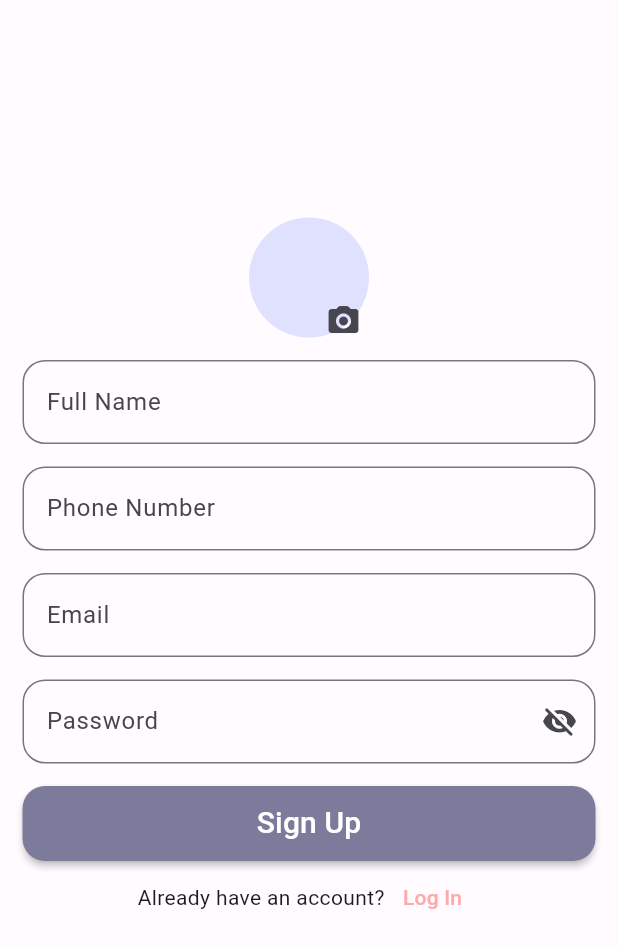
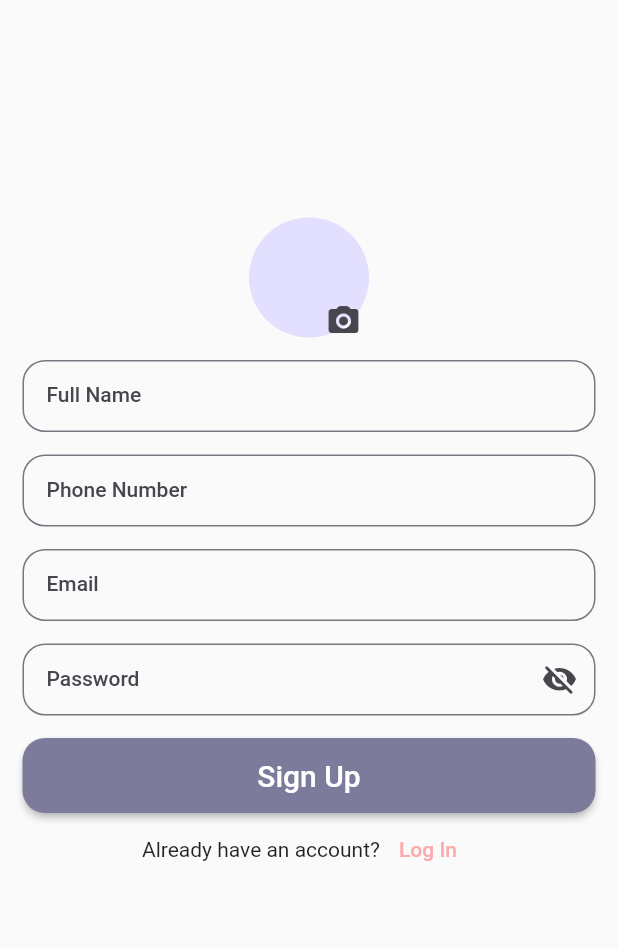
Before and after one commit to dhruvikAubergine/chat_app, a Flutter app: the screen it shows after launch, after a tap on "Log In", after a tap on "Sign Up", on a phone screen of 412 x 824 dp. Shown: the top 948 px of the screen. Run offline on Flutter 3.47's test engine with Material 2 defaults, Android fonts, the light colour scheme and no system bars; drawn by our look-alikes of badges, dynamic_color; our stand-ins replace bloc, cloud_firestore, equatable, firebase_auth, firebase_core, firebase_storage and 4 more; accounts and stored records are empty; generated files the repository leaves out were written again; statements that could not run were skipped.

Commit message:
updated app theme.

```diff
--- a/lib/utils/app_theme.dart
+++ b/lib/utils/app_theme.dart
@@ -1,85 +1,32 @@
 import 'package:flutter/material.dart';
 
 abstract class AppTheme {
-  static const lightColorScheme = ColorScheme(
-    brightness: Brightness.light,
-    primary: Color(0xff7C7B9B),
-    onPrimary: Color(0xFFFFFFFF),
-    primaryContainer: Color(0xFFE0E0FF),
-    onPrimaryContainer: Color(0xFF000569),
-    secondary: Color(0xFF5C5D72),
-    onSecondary: Color(0xFFFFFFFF),
-    secondaryContainer: Color(0xFFE1E0F9),
-    onSecondaryContainer: Color(0xFF191A2C),
-    tertiary: Color(0xFF78536B),
-    onTertiary: Color(0xFFFFFFFF),
-    tertiaryContainer: Color(0xFFFFD7EE),
-    onTertiaryContainer: Color(0xFF2E1126),
-    error: Color(0xFFBA1A1A),
-    errorContainer: Color(0xFFFFDAD6),
-    onError: Color(0xFFFFFFFF),
-    onErrorContainer: Color(0xFF410002),
-    background: Color(0xFFFFFBFF),
-    onBackground: Color(0xFF1B1B1F),
-    surface: Color(0xFFFFFBFF),
-    onSurface: Color(0xFF1B1B1F),
-    surfaceVariant: Color(0xFFE3E1EC),
-    onSurfaceVariant: Color(0xFF46464F),
-    outline: Color(0xFF777680),
-    onInverseSurface: Color(0xFFF3F0F4),
-    inverseSurface: Color(0xFF303034),
-    inversePrimary: Color(0xFFBEC2FF),
-    shadow: Color(0xFF000000),
-    surfaceTint: Color(0xFF3946EA),
-  );
-
   static ThemeData lightTheme(ColorScheme? lightColorScheme) {
-    final scheme = lightColorScheme ??
-        AppTheme.lightColorScheme.copyWith(secondary: const Color(0xffFCAAAB));
-    return ThemeData(
+    final scheme = lightColorScheme ?? AppTheme.lightColorScheme;
+    return ThemeData.light().copyWith(
       useMaterial3: true,
-      primaryColor: const Color(0xff7C7B9B),
       colorScheme: scheme,
+      primaryColor: scheme.primary,
     );
   }
 
   static ThemeData darkTheme(ColorScheme? darkColorScheme) {
     final scheme = darkColorScheme ?? AppTheme.darkColorScheme;
-    return ThemeData(
+    return ThemeData.dark().copyWith(
       useMaterial3: true,
       colorScheme: scheme,
+      primaryColor: scheme.primary,
     );
   }
 
-  static const darkColorScheme = ColorScheme(
+  static ColorScheme lightColorScheme = ColorScheme.fromSeed(
+    seedColor: const Color(0xff7C7B9B),
+    primary: const Color(0xff7C7B9B),
+    secondary: const Color(0xffFCAAAB),
+  );
+
+  static ColorScheme darkColorScheme = ColorScheme.fromSeed(
+    seedColor: const Color(0xff7C7B9B),
     brightness: Brightness.dark,
-    primary: Color(0xFFBEC2FF),
-    onPrimary: Color(0xFF000CA5),
-    primaryContainer: Color(0xFF1725D4),
-    onPrimaryContainer: Color(0xFFE0E0FF),
-    secondary: Color(0xFFC5C4DD),
-    onSecondary: Color(0xFF2E2F42),
-    secondaryContainer: Color(0xFF444559),
-    onSecondaryContainer: Color(0xFFE1E0F9),
-    tertiary: Color(0xFFE7B9D5),
-    onTertiary: Color(0xFF45263C),
-    tertiaryContainer: Color(0xFF5E3C53),
-    onTertiaryContainer: Color(0xFFFFD7EE),
-    error: Color(0xFFFFB4AB),
-    errorContainer: Color(0xFF93000A),
-    onError: Color(0xFF690005),
-    onErrorContainer: Color(0xFFFFDAD6),
-    background: Color(0xFF1B1B1F),
-    onBackground: Color(0xFFE5E1E6),
-    surface: Color(0xFF1B1B1F),
-    onSurface: Color(0xFFE5E1E6),
-    surfaceVariant: Color(0xFF46464F),
-    onSurfaceVariant: Color(0xFFC7C5D0),
-    outline: Color(0xFF91909A),
-    onInverseSurface: Color(0xFF1B1B1F),
-    inverseSurface: Color(0xFFE5E1E6),
-    inversePrimary: Color(0xFF3946EA),
-    shadow: Color(0xFF000000),
-    surfaceTint: Color(0xFFBEC2FF),
   );
 }
```
Also changed, not shown: lib/app/app.dart (+0 -8 lines), 2 other files.
